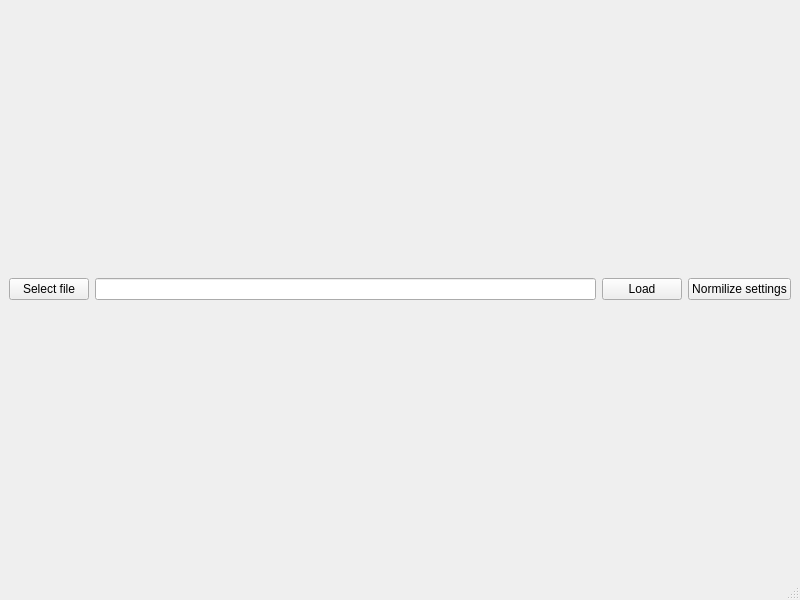
Old version of the form mainwindow.ui in the repository Laefye/labs.oop.lab04.
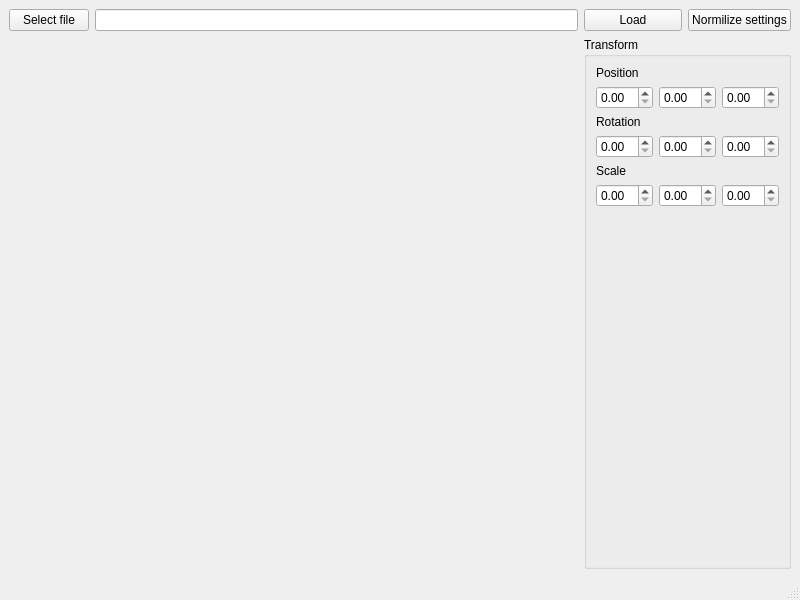
New version of the form.

Patch:
```diff
--- a/mainwindow.ui
+++ b/mainwindow.ui
@@ -18,6 +18,13 @@
     <item row="0" column="1">
      <widget class="QLineEdit" name="filename"/>
     </item>
+    <item row="0" column="3">
+     <widget class="QPushButton" name="normilize">
+      <property name="text">
+       <string>Normilize settings</string>
+      </property>
+     </widget>
+    </item>
     <item row="0" column="2">
      <widget class="QPushButton" name="load">
       <property name="text">
@@ -32,11 +39,82 @@
       </property>
      </widget>
     </item>
-    <item row="0" column="3">
-     <widget class="QPushButton" name="normilize">
-      <property name="text">
-       <string>Normilize settings</string>
+    <item row="1" column="2" colspan="2">
+     <widget class="QGroupBox" name="groupBox">
+      <property name="title">
+       <string>Transform</string>
       </property>
+      <layout class="QGridLayout" name="gridLayout_2">
+       <item row="0" column="0">
+        <widget class="QLabel" name="position">
+         <property name="sizePolicy">
+          <sizepolicy hsizetype="Preferred" vsizetype="Maximum">
+           <horstretch>0</horstretch>
+           <verstretch>0</verstretch>
+          </sizepolicy>
+         </property>
+         <property name="text">
+          <string>Position</string>
+         </property>
+        </widget>
+       </item>
+       <item row="2" column="0">
+        <widget class="QLabel" name="rotation">
+         <property name="sizePolicy">
+          <sizepolicy hsizetype="Preferred" vsizetype="Maximum">
+           <horstretch>0</horstretch>
+           <verstretch>0</verstretch>
+          </sizepolicy>
+         </property>
+         <property name="text">
+          <string>Rotation</string>
+         </property>
+        </widget>
+       </item>
+       <item row="3" column="2">
+        <widget class="QDoubleSpinBox" name="rotationZ"/>
+       </item>
+       <item row="1" column="2">
+        <widget class="QDoubleSpinBox" name="positionZ"/>
+       </item>
+       <item row="6" column="0">
+        <widget class="QWidget" name="widget" native="true"/>
+       </item>
+       <item row="3" column="1">
+        <widget class="QDoubleSpinBox" name="rotationY"/>
+       </item>
+       <item row="4" column="0">
+        <widget class="QLabel" name="scale">
+         <property name="sizePolicy">
+          <sizepolicy hsizetype="Preferred" vsizetype="Maximum">
+           <horstretch>0</horstretch>
+           <verstretch>0</verstretch>
+          </sizepolicy>
+         </property>
+         <property name="text">
+          <string>Scale</string>
+         </property>
+        </widget>
+       </item>
+       <item row="1" column="1">
+        <widget class="QDoubleSpinBox" name="positionY"/>
+       </item>
+       <item row="1" column="0">
+        <widget class="QDoubleSpinBox" name="positionX"/>
+       </item>
+       <item row="3" column="0">
+        <widget class="QDoubleSpinBox" name="rotationX"/>
+       </item>
+       <item row="5" column="0">
+        <widget class="QDoubleSpinBox" name="scaleX"/>
+       </item>
+       <item row="5" column="1">
+        <widget class="QDoubleSpinBox" name="scaleY"/>
+       </item>
+       <item row="5" column="2">
+        <widget class="QDoubleSpinBox" name="scaleZ"/>
+       </item>
+      </layout>
      </widget>
     </item>
    </layout>
```
